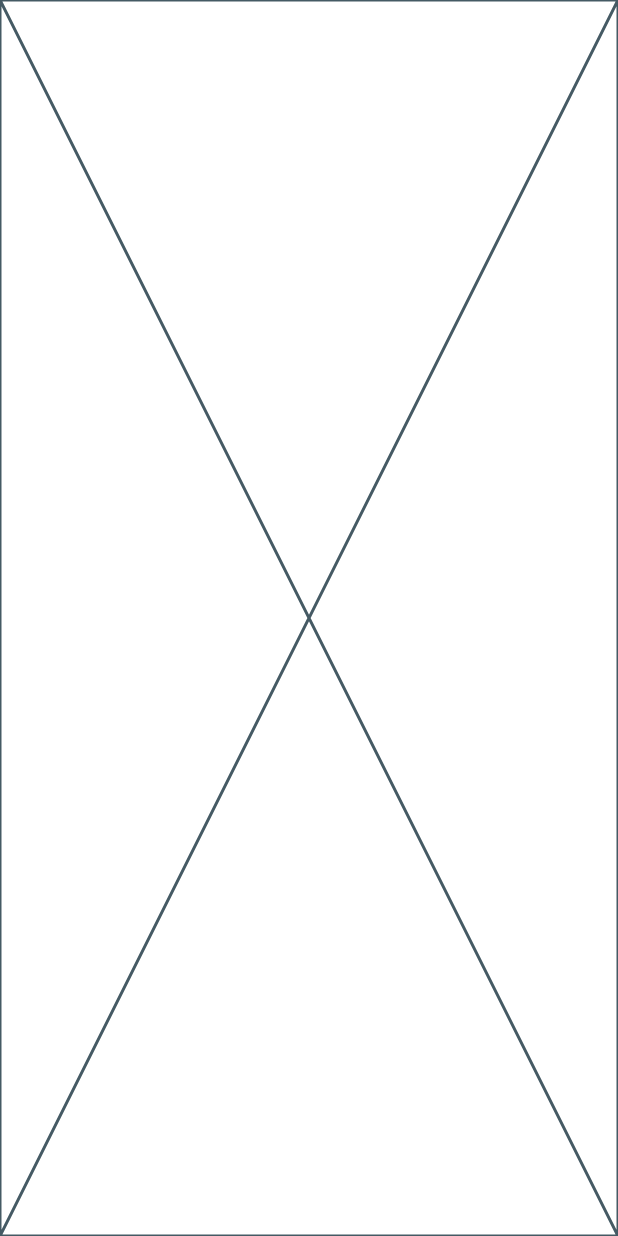
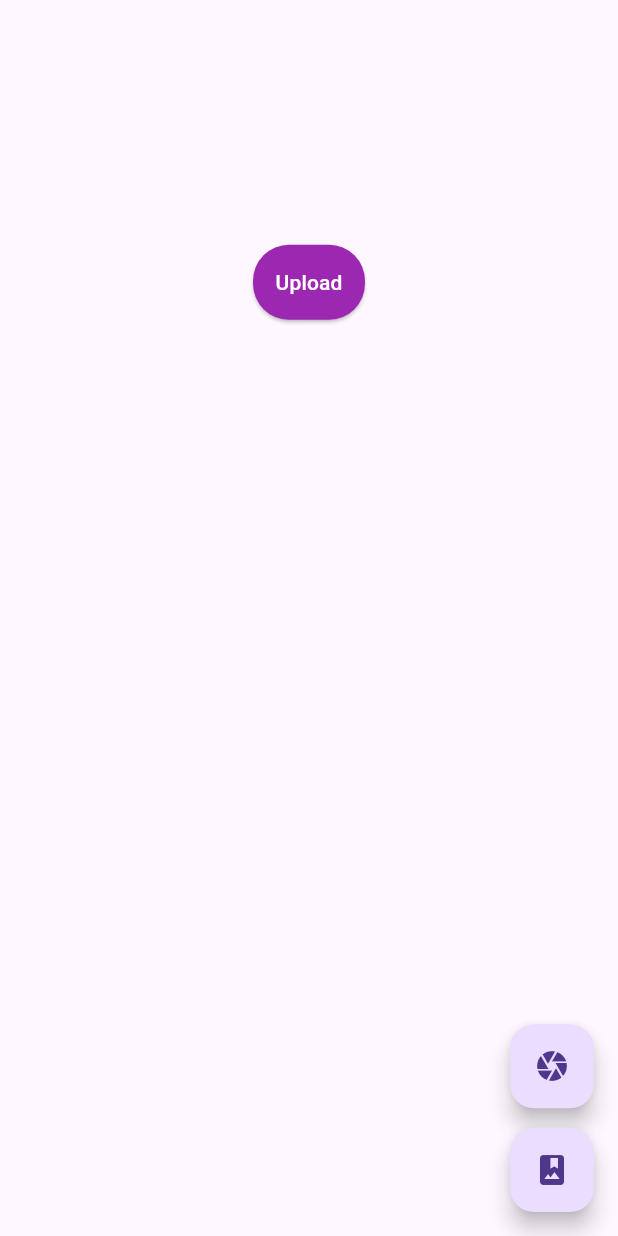
Before and after one commit to coconut-DCU/coconut_FE, a Flutter app: the screen it shows after launch, after a tap on "시작하기", on a phone screen of 412 x 824 dp. Run offline on Flutter 3.47's test engine with Material 3 defaults, Android fonts, the phone set to English and light mode, and no system bars; our stand-ins replace dio, get, image_picker; missing offline and left inert: flutter_inappwebview.

Commit message:
applying GetX

```diff
--- a/lib/page/select_page.dart
+++ b/lib/page/select_page.dart
@@ -1,21 +1,147 @@
 import 'package:flutter/material.dart';
 import 'dart:io';
-import 'package:dio/dio.dart';
+//import 'package:dio/dio.dart';
 import 'package:image_picker/image_picker.dart';
 import 'package:get/get.dart';
-import 'package:coco_music_app/page/output_page.dart';
+//import 'package:coco_music_app/page/output_page.dart';
 
 class SelectPage extends StatelessWidget {
   SelectPage({super.key});
   final ImagePicker picker = ImagePicker();
-  final List<XFile> images = []; // 변경된 부분: images를 RxList로 변경
-
-  final Dio dio = Dio();
-  final List<String> urlList = []; // 변경된 부분: urlList를 RxList로 변경
+  final RxList<XFile> images = <XFile>[].obs;
+  late final XFile? image;
+  //final Dio dio = Dio();
+  //final List<String> urlList = []; // 변경된 부분: urlList를 RxList로 변경
 
   @override
   Widget build(BuildContext context) {
-    return const Placeholder();
+    double screenHeight = MediaQuery.of(context).size.height;
+
+    final uploadButton = Padding(
+      padding: const EdgeInsets.symmetric(vertical: 16.0),
+      child: ElevatedButton(
+        style: ElevatedButton.styleFrom(
+          shape: RoundedRectangleBorder(borderRadius: BorderRadius.circular(24)),
+          padding: const EdgeInsets.all(15),
+          backgroundColor: Colors.purple,
+        ),
+        onPressed: () {
+          //http
+          //uploadImages();
+        },
+        child: const Text("Upload", style: TextStyle(color: Colors.white))
+      ),
+    );
+
+    return MaterialApp(
+      home: Scaffold(
+        body: SingleChildScrollView( //스크롤이 가능한 UI
+          child: Column(
+            mainAxisAlignment: MainAxisAlignment.center,
+            children: [
+              SizedBox(height: screenHeight * 0.13),
+              _area(),
+              uploadButton,
+            ],
+          ),
+        ),
+        floatingActionButton: Stack(
+          children: [
+            Align(      //카메라 버튼
+              alignment: Alignment(Alignment.bottomRight.x, Alignment.bottomRight.y - 0.18),
+              child: FloatingActionButton(
+                onPressed: () async {
+                  final image = await picker.pickImage(
+                    source: ImageSource.camera,
+                    maxHeight: 200,
+                    maxWidth: 200,
+                    imageQuality: 100
+                  );
+                  if(image != null) {
+                    images.add(image);
+                  //setState((){
+                  //images?.add(image);
+                  //});
+                  }
+                },
+                heroTag: 'Image0',
+                child: const Icon(Icons.camera),
+              ),
+            ),
+            Align(      //앨범 버튼
+              alignment: Alignment.bottomRight,
+              child: FloatingActionButton(
+                onPressed: () async {
+                  final multiImage = await picker.pickMultiImage(
+                    maxHeight: 200,
+                    maxWidth: 200,
+                    imageQuality: 100
+                  );
+                  images.addAll(multiImage);
+                  // Setstate((){
+                  //   images?.addAll(multiImage);
+                  // });
+                },
+                heroTag: 'image1',
+                child: const Icon(Icons.photo_album),
+              ),
+            )
+          ],
+        )
+      )
+    );
+  }
+
+  Widget _area() {
+    return Container(
+      margin: const EdgeInsets.all(10),
+      child: GridView.builder(
+        padding: const EdgeInsets.all(10),
+        shrinkWrap: true,
+        itemCount: images.length,
+        gridDelegate: const SliverGridDelegateWithFixedCrossAxisCount(
+          crossAxisCount: 3,
+          childAspectRatio: 1/1,
+          mainAxisSpacing: 10,
+          crossAxisSpacing: 10
+        ),
+        itemBuilder: (BuildContext context, int index) {
+          return Stack(
+            alignment: Alignment.topRight,
+            children: [
+              Container(
+                decoration: BoxDecoration(
+                  borderRadius: BorderRadius.circular(5),
+                  image: DecorationImage(
+                    fit: BoxFit.cover,
+                    //이미지 띄우는 부분 작동 안함
+                    //Obx적용 해야함
+                    image: FileImage(File(images[index].path))
+                  ),
+                ),
+              ),
+              Container(
+                decoration: BoxDecoration(
+                  color: Colors.black,
+                  borderRadius: BorderRadius.circular(5),
+                ),
+                child: IconButton(
+                  padding: EdgeInsets.zero,
+                  constraints: const BoxConstraints(),
+                  icon: const Icon(Icons.close, color: Colors.white, size: 15,),
+                  onPressed: (){
+                    images.remove(images[index]);
+                    // setState((){
+                    //   images!.remove(images![index]);
+                    // });
+                  },
+                )
+              )
+            ],
+          );
+        },
+      ),
+    );
   }
 }
 
```
Also changed, not shown: lib/page/output_page.dart (+6 -4 lines).
